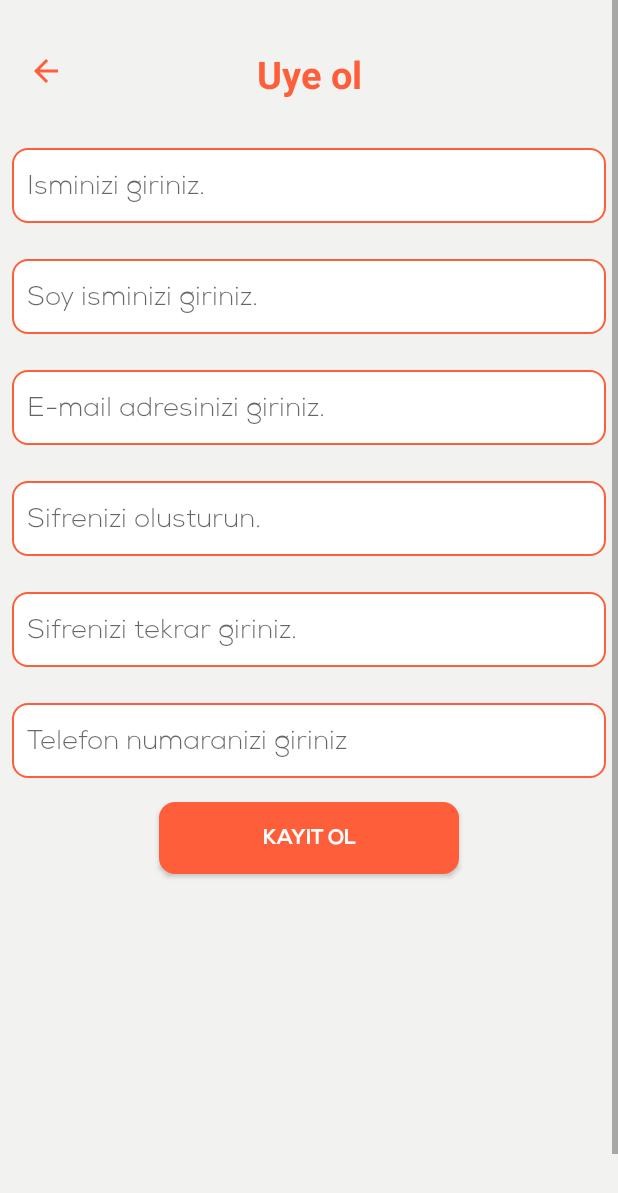
After one commit to OnerInce/android-book_store, an Android app: the SignUp screen opened directly, with no data from a screen before it, on a phone screen of 412 x 824 dp. The commit adds this screen. Shown: the top 1193 px of the screen. Run offline under Robolectric (Android 15) with nearby library versions, the phone set to English and light mode, and no system bars.

Commit message:
Sing up page added.

```diff
--- a/app/src/main/java/com/zurefaseverler/kithub/Login.java
+++ b/app/src/main/java/com/zurefaseverler/kithub/Login.java
@@ -10,7 +10,7 @@ import android.widget.ImageButton;
 import android.widget.TextView;
 import android.widget.Toast;
 import androidx.appcompat.app.AppCompatActivity;
-import com.android.volley.AuthFailureError;
+
 import com.android.volley.Request;
 import com.android.volley.RequestQueue;
 import com.android.volley.Response;
@@ -34,8 +34,8 @@ public class Login extends AppCompatActivity implements View.OnClickListener {
         go_back.setOnClickListener(this);
         TextView forgot = findViewById(R.id.unuttum);
         forgot.setOnClickListener(this);
-        TextView register =  findViewById(R.id.kaydol);
-        register.setOnClickListener(this);
+
+
 
         mQueue = Volley.newRequestQueue(this);
         findViewById(R.id.login_button).setOnClickListener(new View.OnClickListener() {
@@ -107,10 +107,12 @@ public class Login extends AppCompatActivity implements View.OnClickListener {
                 Toast.makeText(Login.this, "(0)))",Toast.LENGTH_SHORT).show();
                 break;
 
-            case R.id.kaydol:
-                Toast.makeText(Login.this, "Kayıt sayfasına yönlendirme yapılacak",Toast.LENGTH_SHORT).show();
-                break;
 
         }
     }
+
+    public void sign_up_attempt(View view) {
+        Intent intent = new Intent(getApplicationContext(), SignUp.class);
+        startActivity(intent);
+    }
 }
--- /dev/null
+++ b/app/src/main/java/com/zurefaseverler/kithub/SignUp.java
@@ -0,0 +1,189 @@
+package com.zurefaseverler.kithub;
+
+import androidx.appcompat.app.AppCompatActivity;
+
+import android.app.AlertDialog;
+import android.content.DialogInterface;
+import android.content.Intent;
+import android.graphics.Color;
+import android.os.Bundle;
+import android.text.Editable;
+import android.text.TextWatcher;
+import android.view.View;
+import android.widget.Button;
+import android.widget.EditText;
+import android.widget.ImageButton;
+import android.widget.TextView;
+import android.widget.Toast;
+
+public class SignUp extends AppCompatActivity implements  View.OnClickListener {
+
+    private EditText info_name, info_sur_name, info_e_mail, info_password_attempt, info_password_repeat, info_phone_num;
+
+    private String emailPattern = "[a-zA-Z0-9._-]+@[a-z]+(\\.[a-z]+)+";
+    private String phonePattern = "5[0-9]+";
+
+    private boolean err_mail = false, err_phone = false, err_pass = false;
+
+    @Override
+    protected void onCreate(Bundle savedInstanceState) {
+        super.onCreate(savedInstanceState);
+        setContentView(R.layout.activity_sign_up);
+
+        ImageButton go_back = findViewById(R.id.go_back);
+        go_back.setOnClickListener((View.OnClickListener) this);
+
+        Button sign_up_confirm = findViewById(R.id.sign_up_confirm);
+        sign_up_confirm.setOnClickListener((View.OnClickListener) this);
+
+
+
+        info_name = findViewById(R.id.name);
+        info_sur_name = findViewById(R.id.sur_name);
+        info_e_mail = findViewById(R.id.e_mail);
+        info_password_attempt = findViewById(R.id.password_attempt);
+        info_password_repeat = findViewById(R.id.password_repeat);
+        info_phone_num = findViewById(R.id.phone_num);
+
+        info_phone_num.addTextChangedListener(new TextWatcher() {
+            @Override
+            public void beforeTextChanged(CharSequence s, int start, int count, int after) {
+            }
+            @Override
+            public void onTextChanged(CharSequence s, int start, int before, int count) {
+                if(!info_phone_num.getText().toString().matches(phonePattern) || info_phone_num.getText().toString().length() != 10){
+                    info_phone_num.setError(getString(R.string.profile_info_wrong_phone));
+                    err_phone = true;
+                }
+                else{
+                    err_phone = false;
+                }
+
+            }
+            @Override
+            public void afterTextChanged(Editable s) {
+            }
+        });
+
+        info_e_mail.addTextChangedListener(new TextWatcher() {
+            @Override
+            public void beforeTextChanged(CharSequence s, int start, int count, int after) {
+            }
+            @Override
+            public void onTextChanged(CharSequence s, int start, int before, int count) {
+                if(!info_e_mail.getText().toString().matches(emailPattern)){
+                    info_e_mail.setError(getString(R.string.profile_info_wrong_mail));
+                    err_mail = true;
+                }
+                else{
+                    err_mail = false;
+                }
+
+            }
+            @Override
+            public void afterTextChanged(Editable s) {
+            }
+        });
+
+        info_password_attempt.addTextChangedListener(new TextWatcher() {
+            @Override
+            public void beforeTextChanged(CharSequence s, int start, int count, int after) {
+
+            }
+
+            @Override
+            public void onTextChanged(CharSequence s, int start, int before, int count) {
+                int strength = checkPassStrength(info_password_attempt.getText().toString());
+                if(info_password_attempt.getText().toString().length() > 20)  info_password_attempt.setError("Parola 20 karakterden uzun olamaz.");
+                if(strength == -1)  info_password_attempt.setTextColor(Color.RED);
+                else if(strength == 0)  info_password_attempt.setTextColor(Color.parseColor("#ffa41b"));
+                else if(strength == 1)  info_password_attempt.setTextColor(Color.GREEN);
+            }
+
+            private int checkPassStrength(String pass) {
+                String medium = "^(?=.*[0-9]).{6,20}$";
+                String strong = "^(?=.*[0-9])(?=.*[a-z])(?=.*[A-Z]).{8,20}$";
+                if(pass.matches(strong))    return 1;
+                else if(pass.matches(medium))   return 0;
+                else     return -1;
+            }
+
+            @Override
+            public void afterTextChanged(Editable s) {
+
+            }
+        });
+
+        info_password_repeat.addTextChangedListener(new TextWatcher() {
+            @Override
+            public void beforeTextChanged(CharSequence s, int start, int count, int after) {
+            }
+
+            @Override
+            public void onTextChanged(CharSequence s, int start, int before, int count) {
+                if(!info_password_repeat.getText().toString().equals(info_password_attempt.getText().toString())){
+                    info_password_repeat.setError(getString(R.string.mismatched_password));
+                    err_pass = true;
+                }
+                else{
+                    err_pass = false;
+                }
+
+            }
+
+            @Override
+            public void afterTextChanged(Editable s) {
+
+            }
+        });
+
+        findViewById(R.id.sign_up_confirm).setOnClickListener(new View.OnClickListener() {
+            @Override
+            public void onClick(View v) {
+
+                if(info_name.getText().toString().length() < 1){
+                    Toast.makeText(getApplicationContext(),"Isim bilgisi eksik",Toast.LENGTH_SHORT).show();
+                }
+                else if(info_sur_name.getText().toString().length() < 1 || err_mail){
+                    Toast.makeText(getApplicationContext(),"Soy isim bilgisi eksik",Toast.LENGTH_SHORT).show();
+                }
+                else if(info_e_mail.getText().toString().length() < 1){
+                    Toast.makeText(getApplicationContext(),"E mail bilgisi eksik",Toast.LENGTH_SHORT).show();
+                }
+                else if(info_password_attempt.getText().toString().length() < 1){
+                    Toast.makeText(getApplicationContext(),"Sifre bilgisi eksik",Toast.LENGTH_SHORT).show();
+                }
+                else if(info_password_repeat.getText().toString().length() < 1 || err_pass){
+                    Toast.makeText(getApplicationContext(),"Sifre tekrar bilgisi eksik",Toast.LENGTH_SHORT).show();
+                }
+                else if(info_phone_num.getText().toString().length() < 1 || err_phone){
+                    Toast.makeText(getApplicationContext(),"Numara bilgisi eksik",Toast.LENGTH_SHORT).show();
+                }
+                else{
+                    Toast.makeText(getApplicationContext(), "Kayit basarili...",Toast.LENGTH_SHORT).show();
+                    Intent intent = new Intent(getApplicationContext(), ProfilePage.class);
+                    startActivity(intent);
+                }
+            }
+        });
+
+
+
+
+
+    }
+
+
+
+    @Override
+    public void onClick(View v) {
+        switch (v.getId()) {
+            case R.id.go_back:
+                onBackPressed();
+                break;
+
+
+
+        }
+    }
+}
--- a/app/src/main/res/layout/activity_login.xml
+++ b/app/src/main/res/layout/activity_login.xml
@@ -105,7 +105,7 @@
                 android:id="@+id/text1572"
                 android:layout_width="wrap_content"
                 android:layout_height="wrap_content"
-                android:layout_marginTop="10dp"
+                android:layout_marginTop="15dp"
                 android:fontFamily="@font/nexa_light"
                 android:clickable="true"
                 android:focusable="true"
@@ -114,18 +114,25 @@
                 android:textColor="@color/light"
                 android:textSize="15sp" />
 
+
+
+
+
             <TextView
                 android:id="@+id/kaydol"
                 android:layout_width="wrap_content"
                 android:layout_height="wrap_content"
                 android:fontFamily="@font/nexa_bold"
-                android:layout_marginTop="10dp"
+                android:layout_marginTop="15dp"
                 android:clickable="true"
                 android:focusable="true"
                 android:gravity="center"
+                android:onClick="sign_up_attempt"
                 android:text=" Hesap oluştur."
                 android:textColor="@color/light"
                 android:textSize="15sp"  />
+
+
 
         </LinearLayout>
 
--- /dev/null
+++ b/app/src/main/res/layout/activity_sign_up.xml
@@ -0,0 +1,207 @@
+<?xml version="1.0" encoding="utf-8"?>
+<LinearLayout
+    xmlns:android="http://schemas.android.com/apk/res/android"
+    xmlns:app="http://schemas.android.com/apk/res-auto"
+    xmlns:tools="http://schemas.android.com/tools"
+    android:orientation="vertical"
+    android:layout_width="match_parent"
+    android:layout_height="match_parent"
+    android:background="@color/light">
+
+
+    <ScrollView
+        android:layout_width="match_parent"
+        android:layout_height="wrap_content">
+
+        <LinearLayout
+            android:layout_width="match_parent"
+            android:layout_height="wrap_content"
+            android:orientation="vertical">
+
+            <androidx.constraintlayout.widget.ConstraintLayout
+                android:layout_width="match_parent"
+                android:layout_height="wrap_content">
+
+                <ImageButton
+                    android:id="@+id/go_back"
+                    android:layout_width="30dp"
+                    android:layout_height="30dp"
+                    android:layout_marginStart="4dp"
+                    android:layout_marginTop="32dp"
+                    android:layout_marginEnd="115dp"
+                    android:layout_weight="1"
+                    android:background="@color/light"
+                    app:layout_constraintEnd_toStartOf="@+id/textView"
+                    app:layout_constraintStart_toStartOf="parent"
+                    app:layout_constraintTop_toTopOf="parent"
+                    app:srcCompat="@drawable/ic_arrow_back_orange" />
+
+                <TextView
+                    android:id="@+id/textView"
+                    android:layout_width="wrap_content"
+                    android:layout_height="wrap_content"
+                    android:layout_gravity="center"
+                    android:layout_marginStart="8dp"
+                    android:layout_marginTop="32dp"
+                    android:layout_marginEnd="8dp"
+                    android:text="Uye ol"
+                    android:textColor="@color/orange"
+                    android:textSize="25sp"
+                    android:textStyle="bold"
+                    app:layout_constraintEnd_toEndOf="parent"
+                    app:layout_constraintStart_toStartOf="parent"
+                    app:layout_constraintTop_toTopOf="parent" />
+
+                <EditText
+                    android:id="@+id/name"
+                    android:layout_width="match_parent"
+                    android:layout_height="50dp"
+                    android:layout_gravity="center"
+                    android:layout_marginStart="8dp"
+                    android:layout_marginTop="32dp"
+                    android:layout_marginEnd="8dp"
+                    android:background="@drawable/profile_info_textbox"
+                    android:ems="10"
+                    android:fontFamily="@font/nexa_light"
+                    android:hint="Isminizi giriniz."
+                    android:paddingStart="10dp"
+                    android:paddingEnd="10dp"
+                    app:layout_constraintEnd_toEndOf="parent"
+                    app:layout_constraintHorizontal_bias="0.0"
+                    app:layout_constraintStart_toStartOf="parent"
+                    app:layout_constraintTop_toBottomOf="@+id/textView" />
+
+                <EditText
+                    android:id="@+id/sur_name"
+                    android:layout_width="match_parent"
+                    android:layout_height="50dp"
+                    android:layout_gravity="center"
+                    android:layout_marginStart="8dp"
+                    android:layout_marginTop="24dp"
+                    android:layout_marginEnd="8dp"
+                    android:background="@drawable/profile_info_textbox"
+                    android:ems="10"
+                    android:fontFamily="@font/nexa_light"
+                    android:hint="Soy isminizi giriniz."
+                    android:paddingStart="10dp"
+                    android:paddingEnd="10dp"
+                    app:layout_constraintEnd_toEndOf="parent"
+                    app:layout_constraintHorizontal_bias="0.0"
+                    app:layout_constraintStart_toStartOf="parent"
+                    app:layout_constraintTop_toBottomOf="@+id/name" />
+
+                <EditText
+                    android:id="@+id/e_mail"
+                    android:layout_width="match_parent"
+                    android:layout_height="50dp"
+                    android:layout_gravity="center"
+                    android:layout_marginStart="8dp"
+                    android:layout_marginTop="24dp"
+                    android:layout_marginEnd="8dp"
+                    android:background="@drawable/profile_info_textbox"
+                    android:ems="10"
+                    android:fontFamily="@font/nexa_light"
+                    android:inputType="textEmailAddress"
+                    android:hint="E-mail adresinizi giriniz."
+                    android:paddingStart="10dp"
+                    android:paddingEnd="10dp"
+                    app:layout_constraintEnd_toEndOf="parent"
+                    app:layout_constraintHorizontal_bias="0.0"
+                    app:layout_constraintStart_toStartOf="parent"
+                    app:layout_constraintTop_toBottomOf="@+id/sur_name" />
+
+                <EditText
+                    android:id="@+id/password_attempt"
+                    android:layout_width="match_parent"
+                    android:layout_height="50dp"
+                    android:layout_gravity="center"
+                    android:layout_marginStart="8dp"
+                    android:layout_marginTop="24dp"
+                    android:layout_marginEnd="8dp"
+                    android:layout_marginBottom="24dp"
+                    android:background="@drawable/profile_info_textbox"
+                    android:ems="10"
+                    android:fontFamily="@font/nexa_light"
+                    android:inputType="textPassword"
+                    android:hint="Sifrenizi olusturun."
+                    android:paddingStart="10dp"
+                    android:paddingEnd="10dp"
+                    app:layout_constraintBottom_toTopOf="@+id/password_repeat"
+                    app:layout_constraintEnd_toEndOf="parent"
+                    app:layout_constraintHorizontal_bias="0.0"
+                    app:layout_constraintStart_toStartOf="parent"
+                    app:layout_constraintTop_toBottomOf="@+id/e_mail" />
+
+                <EditText
+                    android:id="@+id/password_repeat"
+                    android:layout_width="match_parent"
+                    android:layout_height="50dp"
+                    android:layout_gravity="center"
+                    android:layout_marginStart="8dp"
+                    android:layout_marginTop="24dp"
+                    android:layout_marginEnd="8dp"
+                    android:background="@drawable/profile_info_textbox"
+                    android:ems="10"
+                    android:fontFamily="@font/nexa_light"
+                    android:inputType="textPassword"
+                    android:hint="Sifrenizi tekrar giriniz."
+                    android:paddingStart="10dp"
+                    android:paddingEnd="10dp"
+                    app:layout_constraintEnd_toEndOf="parent"
+                    app:layout_constraintHorizontal_bias="0.0"
+                    app:layout_constraintStart_toStartOf="parent"
+                    app:layout_constraintTop_toBottomOf="@+id/password_attempt" />
+
+                <EditText
+                    android:id="@+id/phone_num"
+                    android:layout_width="match_parent"
+                    android:layout_height="50dp"
+                    android:layout_gravity="center"
+                    android:layout_marginStart="8dp"
+                    android:layout_marginTop="24dp"
+                    android:layout_marginEnd="8dp"
+                    android:background="@drawable/profile_info_textbox"
+                    android:ems="10"
+                    android:fontFamily="@font/nexa_light"
+                    android:inputType="phone"
+                    android:hint="Telefon numaranizi giriniz"
+                    android:paddingStart="10dp"
+                    android:paddingEnd="10dp"
+                    app:layout_constraintEnd_toEndOf="parent"
+                    app:layout_constraintHorizontal_bias="0.0"
+                    app:layout_constraintStart_toStartOf="parent"
+                    app:layout_constraintTop_toBottomOf="@+id/password_repeat" />
+
+
+                <Button
+                    android:id="@+id/sign_up_confirm"
+                    android:layout_width="200dp"
+                    android:layout_height="wrap_content"
+                    android:layout_gravity="center"
+                    android:layout_marginTop="16dp"
+                    android:layout_marginBottom="300dp"
+                    android:background="@drawable/profile_info_orange_button"
+                    android:fontFamily="@font/nexa_bold"
+                    android:foreground="?attr/selectableItemBackgroundBorderless"
+                    android:text="Kayit ol"
+                    android:textColor="@color/white"
+                    app:layout_constraintBottom_toBottomOf="parent"
+                    app:layout_constraintEnd_toEndOf="parent"
+                    app:layout_constraintStart_toStartOf="parent"
+                    app:layout_constraintTop_toBottomOf="@+id/phone_num" />
+
+
+            </androidx.constraintlayout.widget.ConstraintLayout>
+
+
+        </LinearLayout>
+
+
+    </ScrollView>
+
+
+
+
+
+
+</LinearLayout>
--- a/app/src/main/res/values/strings.xml
+++ b/app/src/main/res/values/strings.xml
@@ -43,6 +43,8 @@
     <string name="profile_info_confirm">Değişiklikleri Kaydet</string>
     <string name="profile_info_permission">Bu yetkiyi ayarlardan değişebilirsin.</string>
 
+    <string name="mismatched_password">Sifreleriniz birbiri ile uyusmamaktadir.</string>
+
     <string name="profile_page_log_out">Çıkış yapmak istediğinize emin misiniz?</string>
     <string name="profile_page_no">Hayır</string>
     <string name="profile_page_yes">Evet</string>
```
Also changed, not shown: app/src/main/AndroidManifest.xml (+20 -12 lines).
